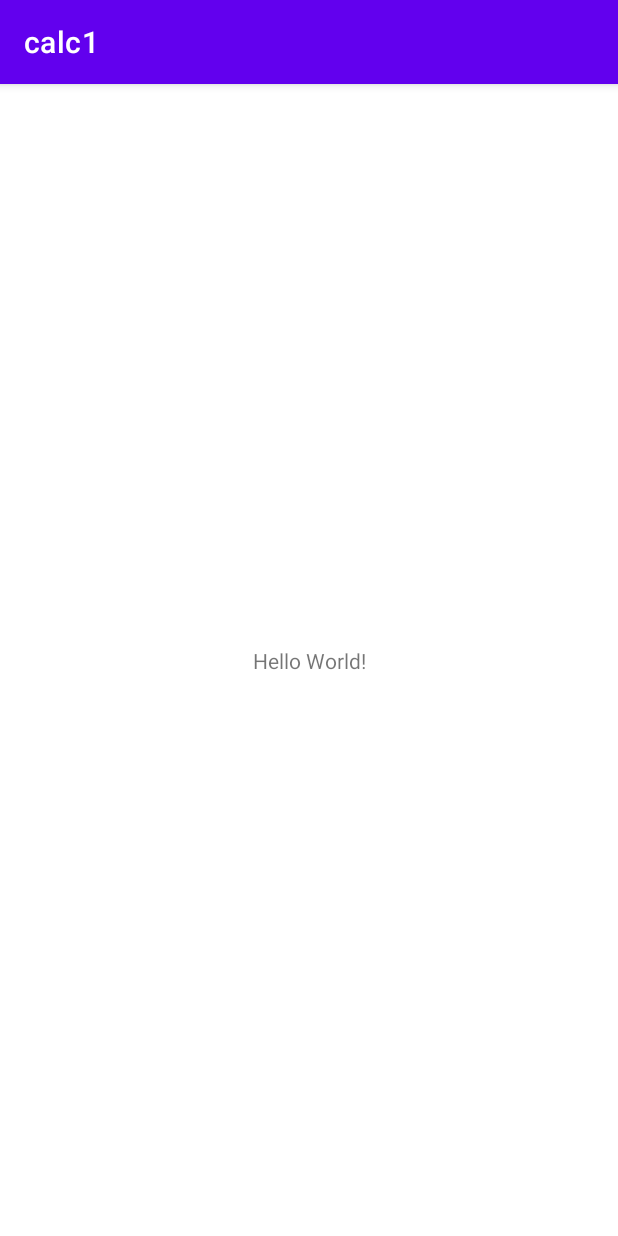
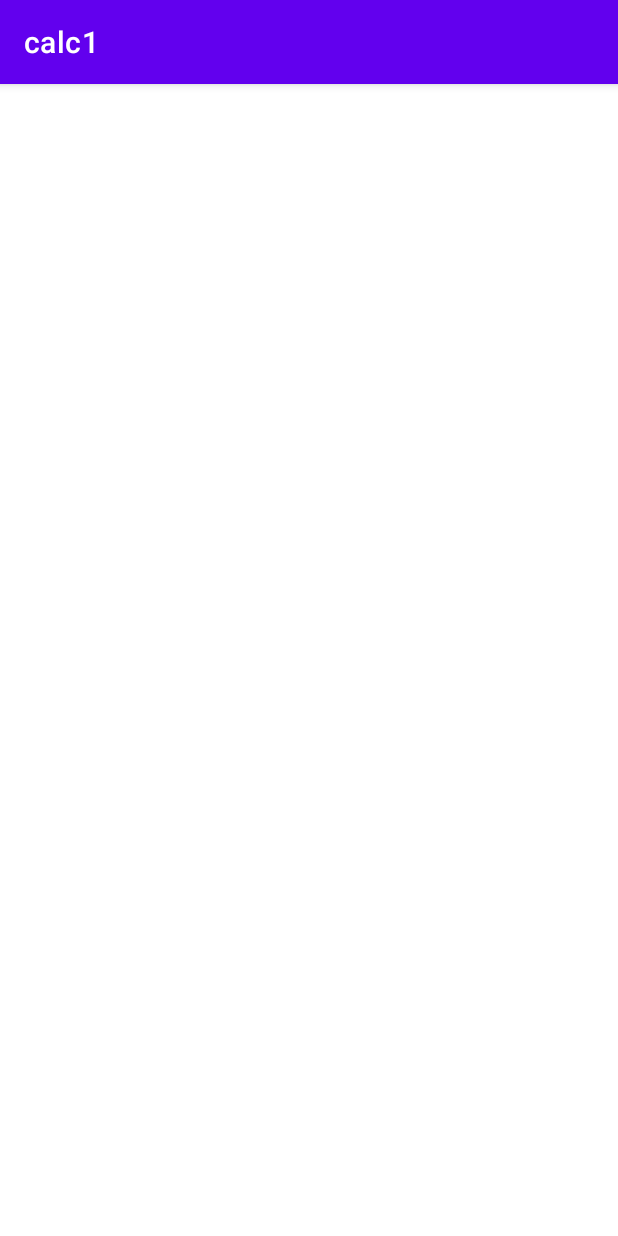
Before and after one commit to AleksTereh/calc1, an Android app: the screen it shows after launch (MainActivity), on a phone screen of 412 x 824 dp. Run offline under Robolectric (Android 15) with nearby library versions, the phone set to English and light mode, and no system bars.

Commit message:
TextView

```diff
--- a/app/src/main/res/layout/activity_main.xml
+++ b/app/src/main/res/layout/activity_main.xml
@@ -6,11 +6,11 @@
     android:layout_width="match_parent"
     android:layout_height="match_parent"
     tools:context=".MainActivity">
+
+
     <TextView
-      android:layout_width="wrap_content"
+      android:layout_width="match_parent"
       android:layout_height="wrap_content"
-      android:text="Hello World!"
-      app:layout_constraintBottom_toBottomOf="parent"
       app:layout_constraintLeft_toLeftOf="parent"
       app:layout_constraintRight_toRightOf="parent"
       app:layout_constraintTop_toTopOf="parent" />
```
